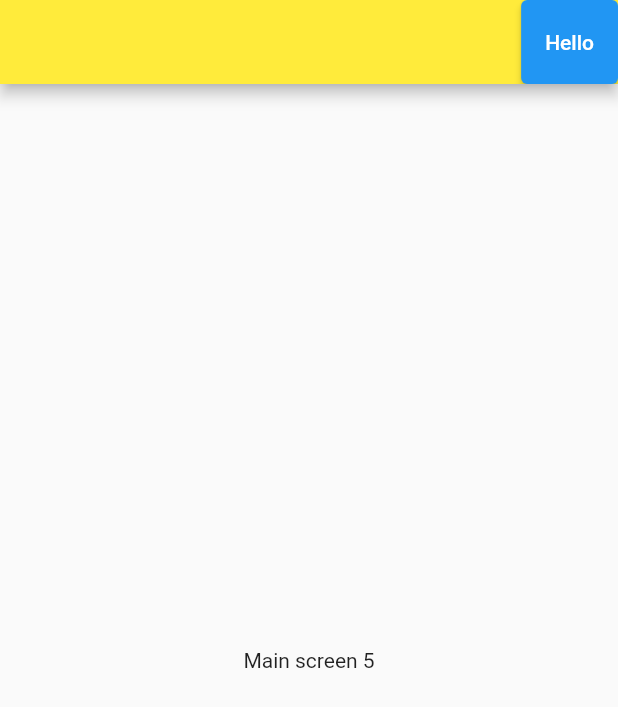
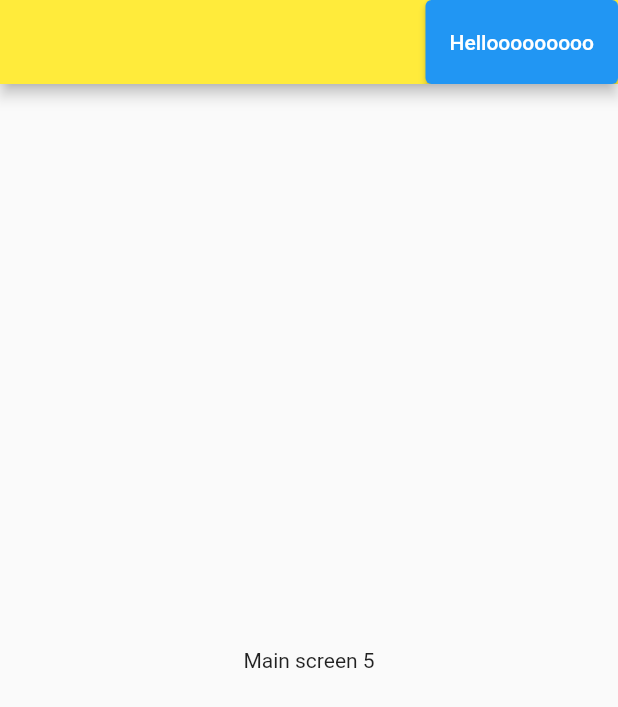
Before and after one commit to TimJacobus/cijfers_enzo, a Flutter app: the screen it shows after launch, on a phone screen of 412 x 824 dp. Shown: the top 707 px of the screen. Run offline on Flutter 3.47's test engine with Material 2 defaults, Android fonts, the phone set to English and light mode, and no system bars; our stand-ins replace flutter_hooks, flutter_riverpod, font_awesome_flutter, hooks_riverpod.

Commit message:
reproducable steps for infinite hot reload

```diff
--- a/lib/main.dart
+++ b/lib/main.dart
@@ -30,9 +30,16 @@ class MyApp extends HookWidget {
       title: 'Cijfers Enzo',
       routes: routes(context),
       theme: ThemeData(),
-      home:
-        Scaffold(appBar: AppBar(actions: [ElevatedButton(child: Text('Hello'), onPressed: () =>  Navigator.of(context).pushNamed(StudentScreen.routeName),)],), body: Center(child: Text('Main screen 5'),),),
-
+      home: Scaffold(
+        appBar: AppBar(
+          actions: [
+            Hello()
+          ],
+        ),
+        body: Center(
+          child: Text('Main screen 5'),
+        ),
+      ),
     );
   }
 }
--- /dev/null
+++ b/lib/shared/widgets/hello.dart
@@ -0,0 +1,17 @@
+import 'package:flutter/material.dart';
+import '../../screens/screens.dart';
+
+class Hello extends StatelessWidget {
+  const Hello({
+    Key key,
+  }) : super(key: key);
+
+  @override
+  Widget build(BuildContext context) {
+    return ElevatedButton(
+      child: Text('Hellooooooooo'),
+      onPressed: () =>
+          Navigator.of(context).pushNamed(StudentScreen.routeName),
+    );
+  }
+}
--- a/lib/shared/widgets/navigation_scaffold.dart
+++ b/lib/shared/widgets/navigation_scaffold.dart
@@ -33,7 +33,7 @@ class NavigationScaffold extends StatelessWidget {
                 children: [
                   NavigationItem(
                     routeName: StudentScreen.routeName,
-                    name: 'Students',
+                    name: 'Studends',
                     icon: Icon(Icons.lock),
                   ),
 
--- a/lib/shared/widgets/shared_widgets.dart
+++ b/lib/shared/widgets/shared_widgets.dart
@@ -1,2 +1,3 @@
 export 'navigation_item.dart';
 export 'navigation_scaffold.dart';
+export 'hello.dart';
```
